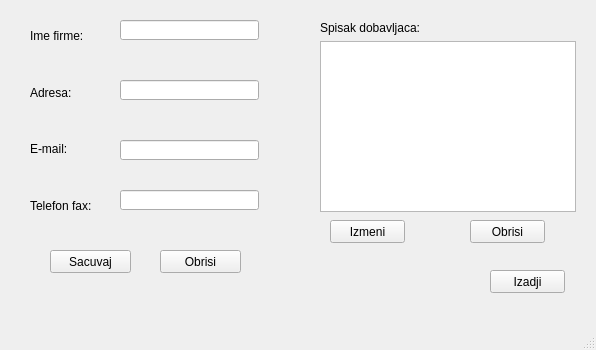
Before: the Qt Designer form dodavanjedobavljaca.ui in zivke/nabavke, drawn with Qt 5.
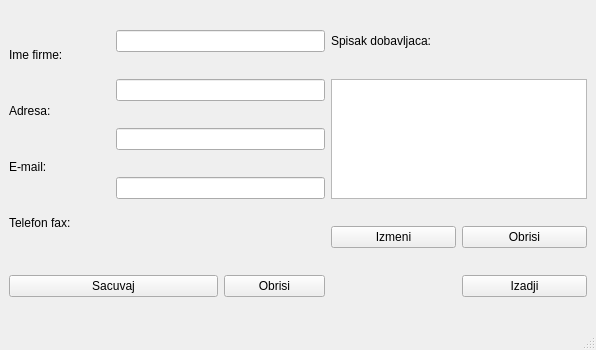
After: the same form once the commit is applied.

Commit message: popravljen .pro fajl, funkcionalan UC A4

Diff of the .ui file:
```diff
--- a/dodavanjedobavljaca.ui
+++ b/dodavanjedobavljaca.ui
@@ -14,15 +14,8 @@
    <string>MainWindow</string>
   </property>
   <widget class="QWidget" name="centralwidget">
-   <widget class="QWidget" name="verticalLayoutWidget">
-    <property name="geometry">
-     <rect>
-      <x>30</x>
-      <y>10</y>
-      <width>71</width>
-      <height>221</height>
-     </rect>
-    </property>
+   <layout class="QGridLayout" name="gridLayout">
+    <item row="0" column="0" rowspan="5">
     <layout class="QVBoxLayout" name="verticalLayout">
      <item>
       <widget class="QLabel" name="label_2">
@@ -53,135 +46,65 @@
       </widget>
      </item>
     </layout>
-   </widget>
-   <widget class="QLineEdit" name="lineEdit_2">
-    <property name="geometry">
-     <rect>
-      <x>120</x>
-      <y>20</y>
-      <width>139</width>
-      <height>20</height>
-     </rect>
-    </property>
-   </widget>
-   <widget class="QLineEdit" name="lineEdit_3">
-    <property name="geometry">
-     <rect>
-      <x>120</x>
-      <y>140</y>
-      <width>139</width>
-      <height>20</height>
-     </rect>
-    </property>
-   </widget>
-   <widget class="QLineEdit" name="lineEdit_4">
-    <property name="geometry">
-     <rect>
-      <x>120</x>
-      <y>190</y>
-      <width>139</width>
-      <height>20</height>
-     </rect>
-    </property>
-   </widget>
-   <widget class="QLineEdit" name="lineEdit">
-    <property name="geometry">
-     <rect>
-      <x>120</x>
-      <y>80</y>
-      <width>139</width>
-      <height>20</height>
-     </rect>
-    </property>
-   </widget>
-   <widget class="QTreeView" name="treeView">
-    <property name="geometry">
-     <rect>
-      <x>320</x>
-      <y>41</y>
-      <width>256</width>
-      <height>171</height>
-     </rect>
-    </property>
-   </widget>
+    </item>
+    <item row="0" column="1" colspan="2">
+     <widget class="QLineEdit" name="lineEdit_2"/>
+    </item>
+    <item row="0" column="3">
    <widget class="QLabel" name="label_5">
-    <property name="geometry">
-     <rect>
-      <x>320</x>
-      <y>20</y>
-      <width>101</width>
-      <height>16</height>
-     </rect>
-    </property>
     <property name="text">
      <string>Spisak dobavljaca:</string>
     </property>
    </widget>
+    </item>
+    <item row="1" column="1" colspan="2">
+     <widget class="QLineEdit" name="lineEdit"/>
+    </item>
+    <item row="1" column="3" rowspan="3" colspan="2">
+     <widget class="QTreeView" name="treeView"/>
+    </item>
+    <item row="2" column="1" colspan="2">
+     <widget class="QLineEdit" name="lineEdit_3"/>
+    </item>
+    <item row="3" column="1" colspan="2">
+     <widget class="QLineEdit" name="lineEdit_4"/>
+    </item>
+    <item row="4" column="3">
    <widget class="QPushButton" name="pushButton_4">
-    <property name="geometry">
-     <rect>
-      <x>330</x>
-      <y>220</y>
-      <width>75</width>
-      <height>23</height>
-     </rect>
-    </property>
     <property name="text">
      <string>Izmeni</string>
     </property>
    </widget>
+    </item>
+    <item row="4" column="4">
    <widget class="QPushButton" name="pushButton_5">
-    <property name="geometry">
-     <rect>
-      <x>470</x>
-      <y>220</y>
-      <width>75</width>
-      <height>23</height>
-     </rect>
-    </property>
     <property name="text">
      <string>Obrisi</string>
     </property>
    </widget>
-   <widget class="QPushButton" name="pushButton_2">
-    <property name="geometry">
-     <rect>
-      <x>490</x>
-      <y>270</y>
-      <width>75</width>
-      <height>23</height>
-     </rect>
-    </property>
-    <property name="text">
-     <string>Izadji</string>
-    </property>
-   </widget>
+    </item>
+    <item row="5" column="0" colspan="2">
    <widget class="QPushButton" name="pushButton_3">
-    <property name="geometry">
-     <rect>
-      <x>50</x>
-      <y>250</y>
-      <width>81</width>
-      <height>23</height>
-     </rect>
-    </property>
     <property name="text">
      <string>Sacuvaj</string>
     </property>
    </widget>
+    </item>
+    <item row="5" column="2">
    <widget class="QPushButton" name="pushButton">
-    <property name="geometry">
-     <rect>
-      <x>160</x>
-      <y>250</y>
-      <width>81</width>
-      <height>23</height>
-     </rect>
-    </property>
     <property name="text">
      <string>Obrisi</string>
     </property>
    </widget>
+    </item>
+    <item row="5" column="4">
+     <widget class="QPushButton" name="pushButton_2">
+      <property name="text">
+       <string>Izadji</string>
+      </property>
+     </widget>
+    </item>
+   </layout>
   </widget>
   <widget class="QMenuBar" name="menubar">
    <property name="geometry">
```
Lines whose indentation alone changed are shown as unchanged. The commit also changes 1 other file.
